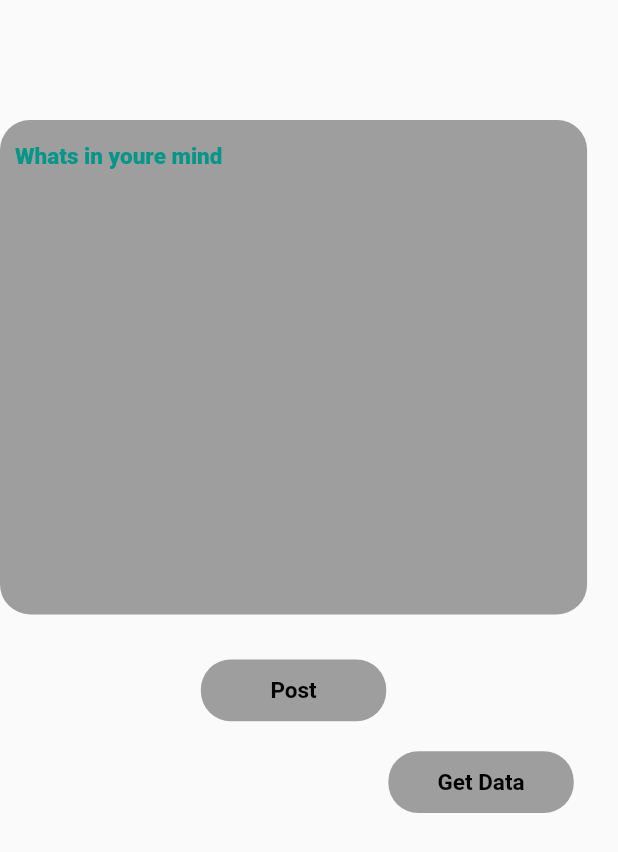
After one commit to shiblisha/firebase_project, a Flutter app: the Firestore screen opened directly, on a phone screen of 412 x 824 dp. The commit adds this screen. Shown: the top 852 px of the screen. Run offline on Flutter 3.47's test engine with Material 2 defaults, Android fonts, the phone set to English and light mode, and no system bars; our stand-ins replace firebase_auth, firebase_core, firebase_database, fluttertoast; accounts and stored records are empty.

Commit message:
firestore

```diff
--- a/lib/Login.dart
+++ b/lib/Login.dart
@@ -3,6 +3,7 @@ import 'package:firebase_project/forgot_password.dart';
 import 'package:firebase_project/toastmessege.dart';
 import 'package:flutter/material.dart';
 
+import 'firestore.dart';
 import 'home.dart';
 
 class Login extends StatefulWidget {
@@ -96,7 +97,7 @@ class _LoginState extends State<Login> {
                               email: email.text, password: password.text)
                           .then((value) => {
                                 Navigator.of(context).push(MaterialPageRoute(
-                                    builder: (BuildContext a) => Home())),
+                                    builder: (BuildContext a) => Firestore())),
                                 ToastMessage().toastmessage(message: 'welcome')
                               })
                           .onError((error, stackTrace) => ToastMessage()
--- /dev/null
+++ b/lib/firestore.dart
@@ -0,0 +1,95 @@
+import 'package:firebase_database/firebase_database.dart';
+import 'package:firebase_project/toastmessege.dart';
+import 'package:flutter/material.dart';
+
+import 'get_data_firestore.dart';
+class Firestore extends StatefulWidget {
+  const Firestore({Key? key}) : super(key: key);
+
+  @override
+  State<Firestore> createState() => _FirestoreState();
+}TextEditingController text1=TextEditingController();
+final ref=FirebaseDatabase.instance.ref('Texts');
+
+
+class _FirestoreState extends State<Firestore> {
+  @override
+  Widget build(BuildContext context) {
+    var mheight = MediaQuery.of(context).size.height;
+    var mwidth = MediaQuery.of(context).size.width;
+    return Scaffold(
+      body: SafeArea(
+        child: Padding(
+          padding:  EdgeInsets.only(top: 80),
+          child: Column(
+            children: [
+            Container(
+            height: mheight * .4,
+            width: mwidth * .95,
+            decoration: BoxDecoration(
+              borderRadius: BorderRadius.circular(20),
+              color: Colors.grey,
+            ),
+            child: Padding(
+              padding:  EdgeInsets.only(left: 10),
+              child: TextFormField(
+                decoration: InputDecoration(
+                    focusedBorder: InputBorder.none,
+                    disabledBorder: InputBorder.none,
+                    enabledBorder: InputBorder.none,
+
+
+                    hintText: 'Whats in youre mind',
+                    hintStyle:
+                    TextStyle(fontWeight: FontWeight.w900, fontSize: 15,color: Colors.teal)),
+              ),
+            ),
+          ),
+              Padding(
+                padding:  EdgeInsets.only(top: 30),
+                child: Container(
+                    height: mheight * .05,
+                    width: mwidth * .3,
+                    decoration: BoxDecoration(
+                        borderRadius: BorderRadius.circular(20), color: Colors.grey),
+                    child: TextButton(
+                      onPressed: (){
+                     },
+                      child: Text(
+                        'Post',
+
+                        style: TextStyle(
+                            fontSize: 15,
+                            fontWeight: FontWeight.bold,
+                            color: Colors.black),
+                      ),
+                    )),
+              ),
+              Padding(
+                padding:  EdgeInsets.only(top: 20,left: 250),
+                child: Container(
+                  height: mheight * .05,
+                  width: mwidth * .3,
+                  decoration: BoxDecoration(
+                      borderRadius: BorderRadius.circular(20), color: Colors.grey),
+                  child: TextButton(
+                    onPressed: ()=>Navigator.of(context).push(MaterialPageRoute(builder: (BuildContext a)=>Get_firestore())),
+
+                    child: Text(
+                      'Get Data',
+
+                      style: TextStyle(
+                          fontSize: 15,
+                          fontWeight: FontWeight.bold,
+                          color: Colors.black),
+                    ),
+                  ),
+                ),
+              ),
+            ],
+          ),
+        ),
+      ),
+    );
+  }
+}
--- a/lib/get_data.dart
+++ b/lib/get_data.dart
@@ -72,9 +72,14 @@ class _Get_dataState extends State<Get_data> {
                               GestureDetector(
                                 child: Text("Update"),
                                 onTap: () {
-                                  update.text=snapshot.child('title').value.toString();
-                                  ref.child(snapshot.child('id').toString()).update({'title': update.text})
-                                      .then((value) => ToastMessage()
+                                  update.text = snapshot
+                                      .child('title')
+                                      .value
+                                      .toString();
+                                  ref.child(snapshot.child('id').toString())
+                                      .update({'title': update.text})
+                                      .then((value) =>
+                                      ToastMessage()
                                           .toastmessage(
                                           message: 'UPDATED'))
                                       .onError((error, stackTrace) =>
@@ -101,10 +106,12 @@ class _Get_dataState extends State<Get_data> {
                     icon: Icon(Icons.update)),
                 trailing: IconButton(
                     onPressed: () {
+                      Dialogbox(Id: snapshot.child('id').toString(), title: snapshot.child('title').toString());
 
                     },
-                    icon: Icon(Icons.add))),
+                    icon: Icon(Icons.delete))),
           );
+
         }
 
       //     body: StreamBuilder(
@@ -208,4 +215,16 @@ class _Get_dataState extends State<Get_data> {
       // )
     ));
   }
+
+
+  Future<void> Dialogbox({required String Id, required String title}) async {  final newValue = TextEditingController();
+  newValue.text = title;  showDialog(
+      context: context,      builder: (BuildContext context) {
+    return AlertDialog(          title: Text('Update'),
+      content: TextFormField(            controller: newValue,
+      ),          actions: [
+        TextButton(onPressed: (){              ref.child(Id).update({'title':newValue.text.toLowerCase()});
+        }, child: Text('Update'))
+      ],        );
+  });}
 }
--- /dev/null
+++ b/lib/get_data_firestore.dart
@@ -0,0 +1,115 @@
+import 'package:firebase_database/firebase_database.dart';
+import 'package:flutter/material.dart';
+
+class Get_firestore extends StatefulWidget {
+  const Get_firestore({Key? key}) : super(key: key);
+
+  @override
+  State<Get_firestore> createState() => _Get_firestoreState();
+}
+
+TextEditingController update = TextEditingController();
+final ref = FirebaseDatabase.instance.ref('Texts');
+
+class _Get_firestoreState extends State<Get_firestore> {
+  @override
+   Widget build(BuildContext context) {
+    var mheight = MediaQuery.of(context).size.height;
+     var mwidth = MediaQuery.of(context).size.width;
+
+     return Scaffold(
+//         body: Card(
+       //elevation: 3,
+//       child: ListTile(
+//           title: Text(snapshot.child('title').value.toString()),
+//           subtitle: Text(snapshot.child('title').value.toString()),
+//           leading: IconButton(
+//               onPressed: () {
+//                 showDialog(
+//                   context: context,
+//                   builder: (BuildContext context) {
+//                     return AlertDialog(
+//                       title: Text("Dialog Title"),
+//                       content: Container(
+//                         height: mheight * .05,
+//                         width: mwidth * .99,
+//                         decoration: BoxDecoration(
+//                           borderRadius: BorderRadius.circular(20),
+//                           color: Colors.grey,
+//                         ),
+//                         child: Padding(
+//                           padding: EdgeInsets.only(left: 10),
+//                           child: TextFormField(
+//                             controller: update,
+//                             decoration: InputDecoration(
+//                                 focusedBorder: InputBorder.none,
+//                                 disabledBorder: InputBorder.none,
+//                                 enabledBorder: InputBorder.none,
+//                                 hintText: 'New value',
+//                                 hintStyle: TextStyle(
+//                                     fontWeight: FontWeight.w900, fontSize: 15)),
+//                           ),
+//                         ),
+//                       ),
+//                       actions: [
+//                         GestureDetector(
+//                           child: Text("Update"),
+//                           onTap: () {
+//                             update.text =
+//                                 snapshot.child('title').value.toString();
+//                             ref
+//                                 .child(snapshot.child('id').toString())
+//                                 .update({'title': update.text})
+//                                 .then((value) => ToastMessage()
+//                                     .toastmessage(message: 'UPDATED'))
+//                                 .onError((error, stackTrace) => ToastMessage()
+//                                     .toastmessage(message: error.toString()));
+//                           },
+//                           // },
+//                         ),
+//                         GestureDetector(
+//                           child: Text("Close"),
+//                           onTap: () {
+//                             Navigator.of(context).pop();
+//                           },
+//                         ),
+//                       ],
+//                     );
+//                   },
+//                 );
+//               },
+//               icon: Icon(Icons.update)),
+//           trailing: IconButton(
+//               onPressed: () {
+//                 Dialogbox(
+//                     Id: snapshot.child('id').toString(),
+//                     title: snapshot.child('title').toString());
+//               },
+//               icon: Icon(Icons.delete))),
+//     ));
+//   }
+//
+//   Future<void> Dialogbox({required String Id, required String title}) async {
+//     final newValue = TextEditingController();
+//     newValue.text = title;
+//     showDialog(
+//         context: context,
+//         builder: (BuildContext context) {
+//           return AlertDialog(
+//             title: Text('Update'),
+//             content: TextFormField(
+//               controller: newValue,
+//             ),
+//             actions: [
+//               TextButton(
+//                   onPressed: () {
+//                     ref
+//                         .child(Id)
+//                         .update({'title': newValue.text.toLowerCase()});
+//                   },
+//                   child: Text('Update'))
+//             ],
+             );
+//         });
+  }
+}
```
Lines whose indentation alone changed are shown as unchanged.
